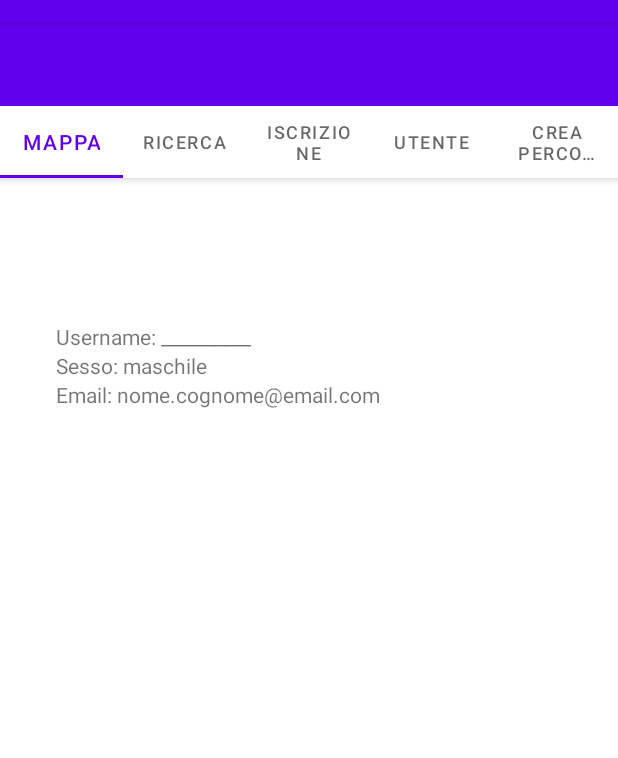
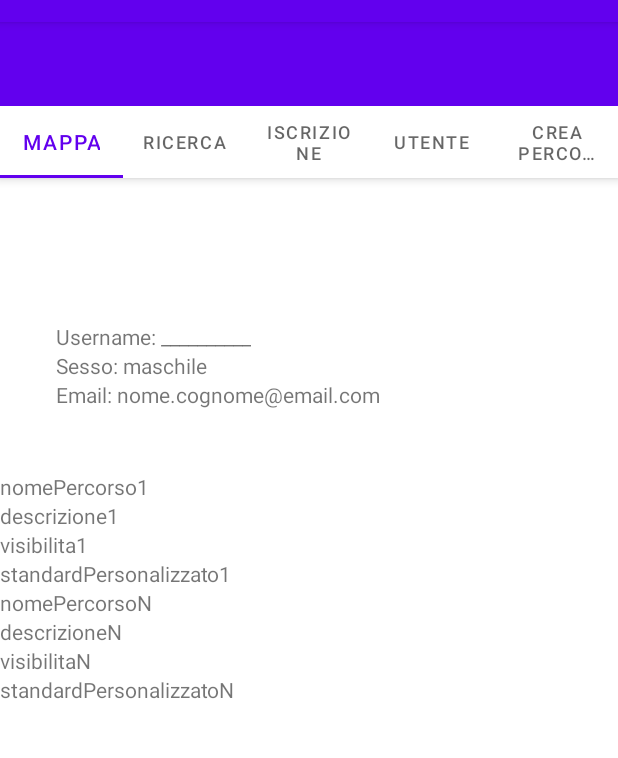
Before and after one commit to MatteoAielloITSAR/ProgettoEscursioni, an Android app: the AccountActivity screen opened directly, with no data from a screen before it, on a phone screen of 412 x 824 dp, the part 62-820 px from its top. Run offline under Robolectric (Android 15) with nearby library versions, the phone set to English and light mode, and no system bars.

Commit message:
scrollview

```diff
--- a/ProgettoEscursioni/app/src/main/res/layout/activity_account.xml
+++ b/ProgettoEscursioni/app/src/main/res/layout/activity_account.xml
@@ -105,6 +105,78 @@
 
 
             </LinearLayout>
+
+            <ScrollView
+                android:layout_width="match_parent"
+                android:layout_height="500dp"
+                android:layout_marginTop="300dp">
+
+                <LinearLayout
+                    android:layout_width="match_parent"
+                    android:layout_height="wrap_content"
+                    android:orientation="vertical">
+
+                <LinearLayout
+                    android:layout_width="match_parent"
+                    android:layout_height="wrap_content"
+                    android:orientation="vertical">
+
+                    <TextView
+                        android:id="@+id/nomePercorso1"
+                        android:layout_width="match_parent"
+                        android:layout_height="wrap_content"
+                        android:text="nomePercorso1"/>
+
+                    <TextView
+                        android:id="@+id/descrizione1"
+                        android:layout_width="match_parent"
+                        android:layout_height="wrap_content"
+                        android:text="descrizione1"/>
+
+                    <TextView
+                        android:id="@+id/visibilita1"
+                        android:layout_width="match_parent"
+                        android:layout_height="wrap_content"
+                        android:text="visibilita1"/>
+
+                    <TextView
+                        android:id="@+id/standardPersonalizzato1"
+                        android:layout_width="match_parent"
+                        android:layout_height="wrap_content"
+                        android:text="standardPersonalizzato1"/>
+
+                </LinearLayout>
+                <LinearLayout
+                    android:layout_width="match_parent"
+                    android:layout_height="wrap_content"
+                    android:orientation="vertical">
+                    <TextView
+                        android:id="@+id/nomePercorsoN"
+                        android:layout_width="match_parent"
+                        android:layout_height="wrap_content"
+                        android:text="nomePercorsoN"/>
+
+                    <TextView
+                        android:id="@+id/descrizioneN"
+                        android:layout_width="match_parent"
+                        android:layout_height="wrap_content"
+                        android:text="descrizioneN"/>
+
+                    <TextView
+                        android:id="@+id/visibilitaN"
+                        android:layout_width="match_parent"
+                        android:layout_height="wrap_content"
+                        android:text="visibilitaN"/>
+
+                    <TextView
+                        android:id="@+id/standardPersonalizzatoN"
+                        android:layout_width="match_parent"
+                        android:layout_height="wrap_content"
+                        android:text="standardPersonalizzatoN"/>
+                </LinearLayout>
+                </LinearLayout>
+
+            </ScrollView>
         </FrameLayout>
 
 
```
Also changed, not shown: 1 other file.
